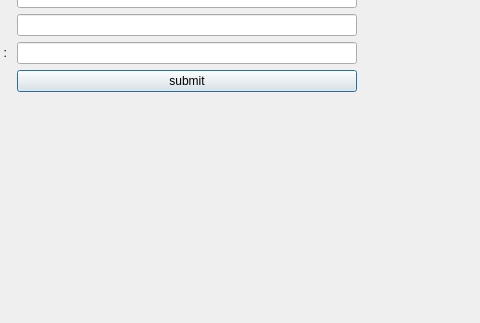
This is signin.ui in HanieAkrami/crypto-currency as Qt 5 draws it before an edit; both pictures show x 171 to 651 and y 112 to 435 of the 651 by 435 pixel window. The edited form follows.
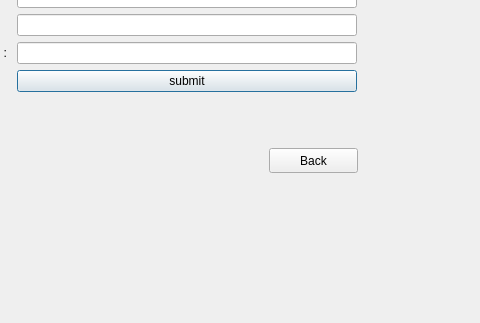
This is the edited form.

The edit to the form file:
```diff
--- a/signin.ui
+++ b/signin.ui
@@ -74,6 +74,19 @@
     </item>
    </layout>
   </widget>
+  <widget class="QPushButton" name="back">
+   <property name="geometry">
+    <rect>
+     <x>440</x>
+     <y>260</y>
+     <width>89</width>
+     <height>25</height>
+    </rect>
+   </property>
+   <property name="text">
+    <string>Back</string>
+   </property>
+  </widget>
  </widget>
  <resources/>
  <connections/>
```
